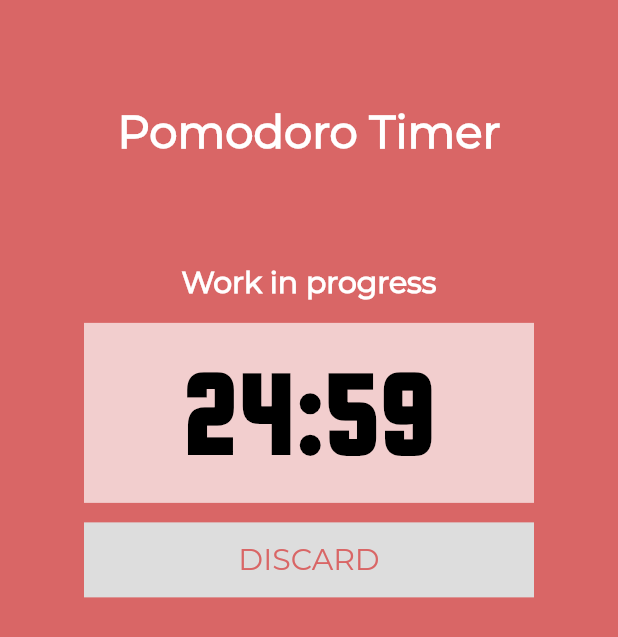
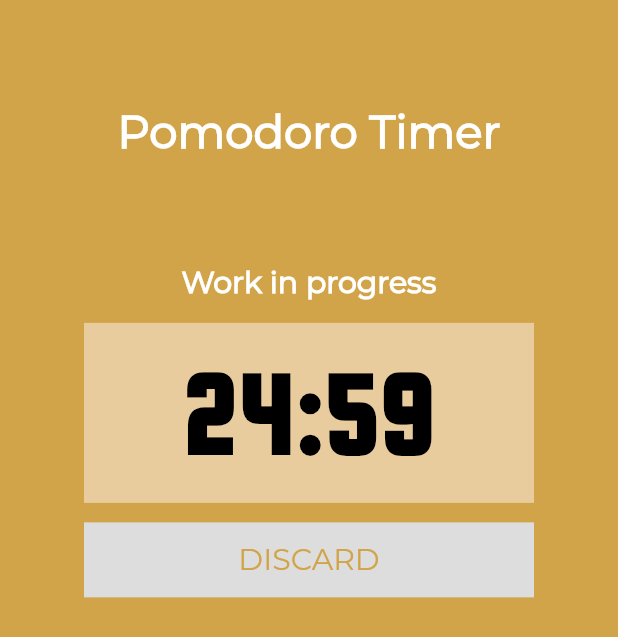
Before and after one commit to annapurnasid/PomodoroTimer, a Flutter app: the screen it shows after launch, after a tap on "START WORK", on a phone screen of 412 x 824 dp. Shown: the top 637 px of the screen. Run offline on Flutter 3.47's test engine with Material 2 defaults, Android fonts, the phone set to English and light mode, and no system bars; our stand-ins replace flutter_local_notifications, timezone.

Commit message:
Changed the app color

```diff
--- a/lib/styles.dart
+++ b/lib/styles.dart
@@ -3,10 +3,10 @@ import 'package:flutter/material.dart';
 const kMainFont = 'Montserrat';
 const kDisplayFont = 'SquadaOne';
 
-const kColorGreen = Color(0xFF145259);
-const kColorLightGreen = Color.fromRGBO(155, 188, 191, 100);
-const kColorRed = Color(0xFFD96666);
-const kColorLightRed = Color(0xFFF2CECE);
+const kColorBlue = Color(0xFF013459);
+const kColorLightBlue = Color(0xFF8399AB);
+const kColorYellow = Color(0xFFD2A44A);
+const kColorLightYellow = Color(0xFFE8CC9D);
 const kColorLightGray = Color(0xFFDDDDDD);
 
 const kTimerTextStyle = TextStyle(
--- a/lib/widget/pomodoro_timer.dart
+++ b/lib/widget/pomodoro_timer.dart
@@ -48,8 +48,8 @@ class _PomodoroTimerState extends State<PomodoroTimer> {
   PomodoroState _state = PomodoroState.none;
   int remainTime = 0; // Second
   int pomodoroCount = 0;
-  Color timerBgColor = kColorLightRed;
-  Color mainColor = kColorRed;
+  Color timerBgColor = kColorLightYellow;
+  Color mainColor = kColorYellow;
 
   String subTitle = '';
   String buttonCaption = 'buttonCaption';
@@ -142,8 +142,8 @@ class _PomodoroTimerState extends State<PomodoroTimer> {
     _state = PomodoroState.beingWork;
     setState(() {
       remainTime = kWorkDuration;
-      timerBgColor = kColorLightRed;
-      mainColor = kColorRed;
+      timerBgColor = kColorLightYellow;
+      mainColor = kColorYellow;
       subTitle = 'Start to work';
       buttonCaption = 'START WORK';
     });
@@ -154,8 +154,8 @@ class _PomodoroTimerState extends State<PomodoroTimer> {
     final longBreak = shouldHaveLongBreak();
     setState(() {
       remainTime = longBreak ? kLongRestDuration : kRestDuration;
-      timerBgColor = kColorLightGreen;
-      mainColor = kColorGreen;
+      timerBgColor = kColorLightBlue;
+      mainColor = kColorBlue;
       subTitle = longBreak ? 'Let\'s take a long break' : 'Let\'s take a break';
       buttonCaption = 'START REST';
     });
@@ -165,8 +165,8 @@ class _PomodoroTimerState extends State<PomodoroTimer> {
     _state = PomodoroState.atWork;
     setState(() {
       remainTime = kWorkDuration;
-      timerBgColor = kColorLightRed;
-      mainColor = kColorRed;
+      timerBgColor = kColorLightYellow;
+      mainColor = kColorYellow;
       subTitle = 'Work in progress';
       buttonCaption = 'DISCARD';
     });
@@ -190,8 +190,8 @@ class _PomodoroTimerState extends State<PomodoroTimer> {
     final longBreak = shouldHaveLongBreak();
     setState(() {
       remainTime = longBreak ? kLongRestDuration : kRestDuration;
-      timerBgColor = kColorLightGreen;
-      mainColor = kColorGreen;
+      timerBgColor = kColorLightBlue;
+      mainColor = kColorBlue;
       subTitle = 'Taking break';
       buttonCaption = 'DISCARD';
     });
--- a/lib/widget/timer_panel.dart
+++ b/lib/widget/timer_panel.dart
@@ -8,7 +8,7 @@ class TimerPanel extends StatelessWidget {
   const TimerPanel({
     Key? key,
     this.remainTime: 0,
-    this.bgColor = kColorLightRed,
+    this.bgColor = kColorLightYellow,
   }) : super(key: key);
 
   String formatText(int timeValue) {
```
